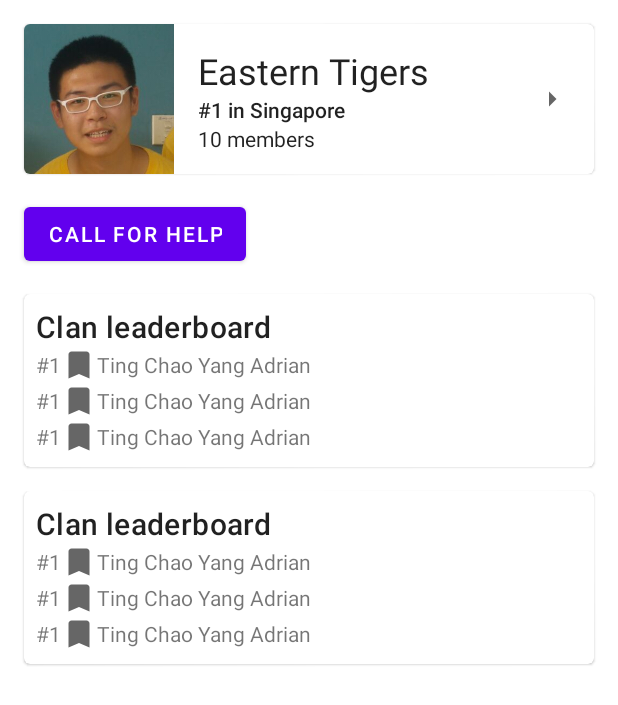
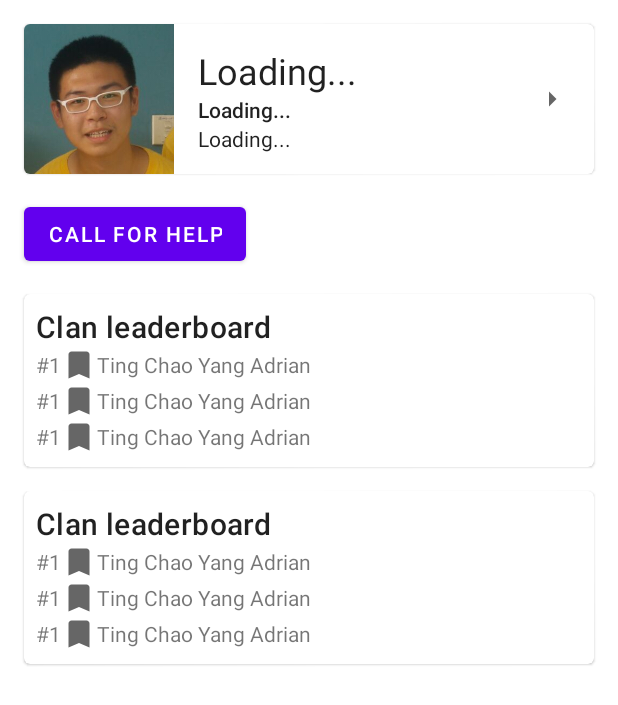
Before and after one commit to kaine119/code-dojo-2022, an Android app: the layout fragment_clan.xml on its own in the app's theme, with its tools: preview values and no code run, on a phone screen of 412 x 824 dp. Shown: the top 705 px of the screen. Run offline under Robolectric (Android 15) with nearby library versions, the phone set to English and light mode, and no system bars.

Commit message:
Add stubbed network code for Clan header

```diff
--- a/app/src/main/res/layout/fragment_clan.xml
+++ b/app/src/main/res/layout/fragment_clan.xml
@@ -42,21 +42,23 @@
                     android:id="@+id/ClanName"
                     android:layout_width="wrap_content"
                     android:layout_height="wrap_content"
-                    android:text="Eastern Tigers"
+                    android:text="@string/loading"
                     android:textAppearance="@style/TextAppearance.AppCompat.Headline" />
 
                 <TextView
                     android:id="@+id/ClanPosition"
                     android:layout_width="wrap_content"
                     android:layout_height="wrap_content"
-                    android:text="#1 in Singapore"
+                    android:text="@string/loading"
+
                     android:textAppearance="@style/TextAppearance.AppCompat.Body2" />
 
                 <TextView
                     android:id="@+id/ClanMemberCount"
                     android:layout_width="wrap_content"
                     android:layout_height="wrap_content"
-                    android:text="10 members"
+                    android:text="@string/loading"
+
                     android:textAppearance="@style/TextAppearance.AppCompat.Body1" />
             </LinearLayout>
 
@@ -100,7 +102,7 @@
             <LinearLayout
                 android:layout_width="wrap_content"
                 android:layout_height="wrap_content"
-                android:gravity="center"
+                android:gravity="center_vertical"
                 android:orientation="horizontal">
 
                 <TextView
--- a/app/src/main/res/values/strings.xml
+++ b/app/src/main/res/values/strings.xml
@@ -11,4 +11,5 @@
     <string name="action_settings">Settings</string>
 
     <string name="menu_clan">Your Clan</string>
+    <string name="loading">Loading...</string>
 </resources>
```
Also changed, not shown: app/src/main/java/team/stonks/buzoku/ui/clan/ClanFragment.kt (+12 -4 lines), app/src/main/java/team/stonks/buzoku/ui/clan/ClanService.kt (added, +19 -0 lines).
